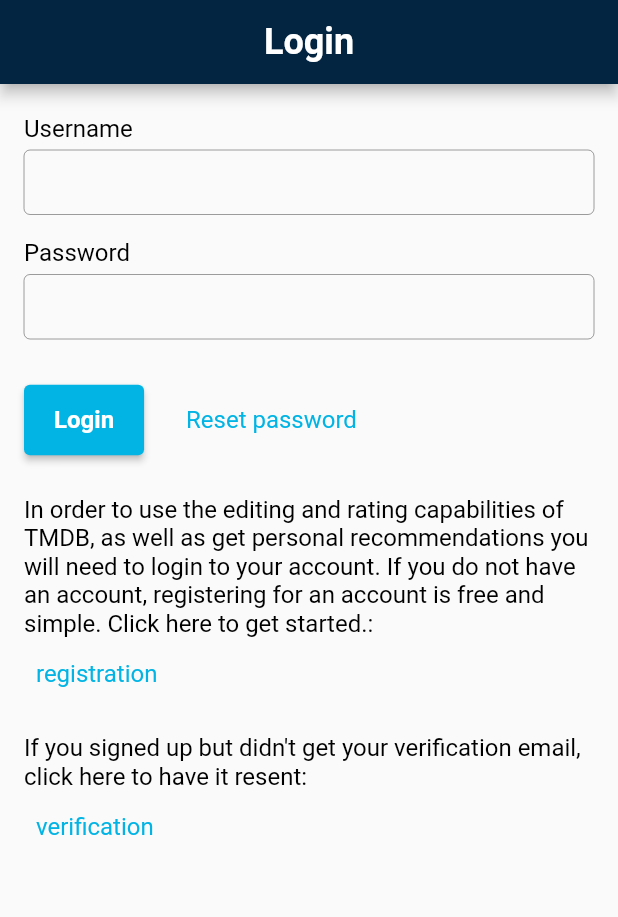
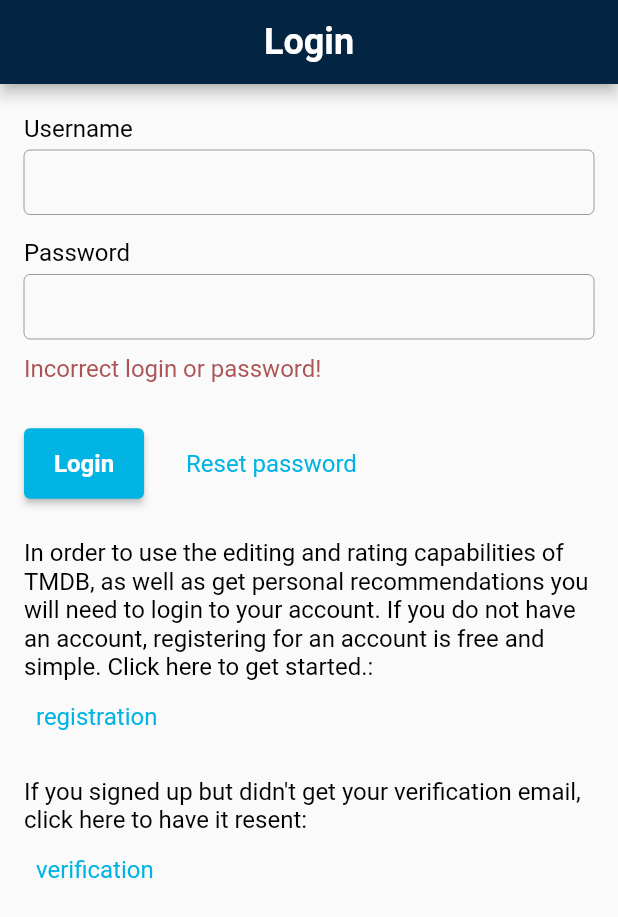
Before and after one commit to Beisenbayev/mobile-tmdb-app, a Flutter app: the screen it shows after launch, after a tap on "Login", on a phone screen of 412 x 824 dp. Shown: the top 917 px of the screen. Run offline on Flutter 3.47's test engine with Material 2 defaults, Android fonts, the phone set to English and light mode, and no system bars.

Commit message:
login-page [feature / error text field was added]

```diff
--- a/lib/widgets/login_form_widget.dart
+++ b/lib/widgets/login_form_widget.dart
@@ -16,12 +16,13 @@
   String? errorText;
 
   void _handleAuth() {
-    if (loginController.text == 'login' && passwordController.text == 'pass') {
-      errorText = null;
-    } else {
-      errorText = 'Incorrect login or password!';
-      print(errorText);
-    }
+    setState(() {
+      if (loginController.text == 'login' && passwordController.text == 'pass') {
+        errorText = null;
+      } else {
+        errorText = 'Incorrect login or password!';
+      }
+    });
   }
 
   void _handleResetPassword() {
@@ -31,6 +32,7 @@
   @override
   Widget build(BuildContext context) {
     return Column(
+      crossAxisAlignment: CrossAxisAlignment.start,
       children: <Widget>[
         _InputField(
           label: 'Username',
@@ -41,6 +43,7 @@
           label: 'Password',
           controller: passwordController,
         ),
+        if (errorText != null) _ErrorField(text: errorText!),
         const SizedBox(height: 30.0),
         Row(
           children: <Widget>[
@@ -90,3 +93,22 @@
     );
   }
 }
+
+class _ErrorField extends StatelessWidget {
+  final String text;
+
+  const _ErrorField({key, required this.text}) : super(key: key);
+
+  @override
+  Widget build(BuildContext context) {
+    return Column(
+      children: <Widget>[
+        const SizedBox(height: 10),
+        Text(
+          text,
+          style: TextStyleTheme.error,
+        )
+      ],
+    );
+  }
+}
```
